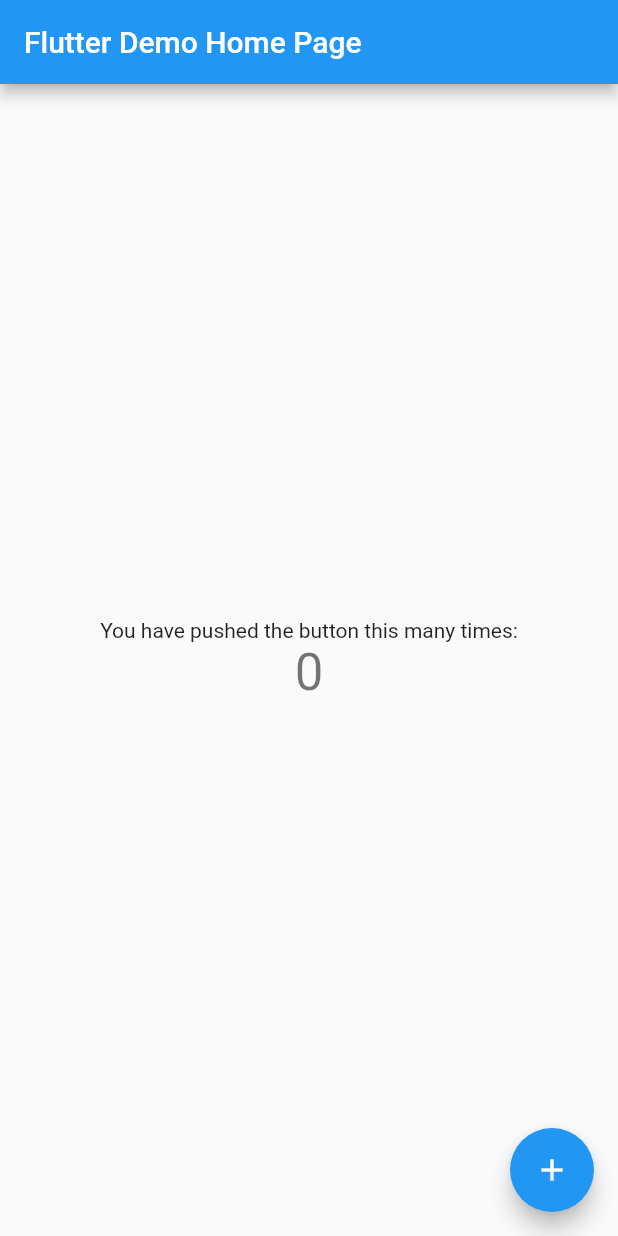
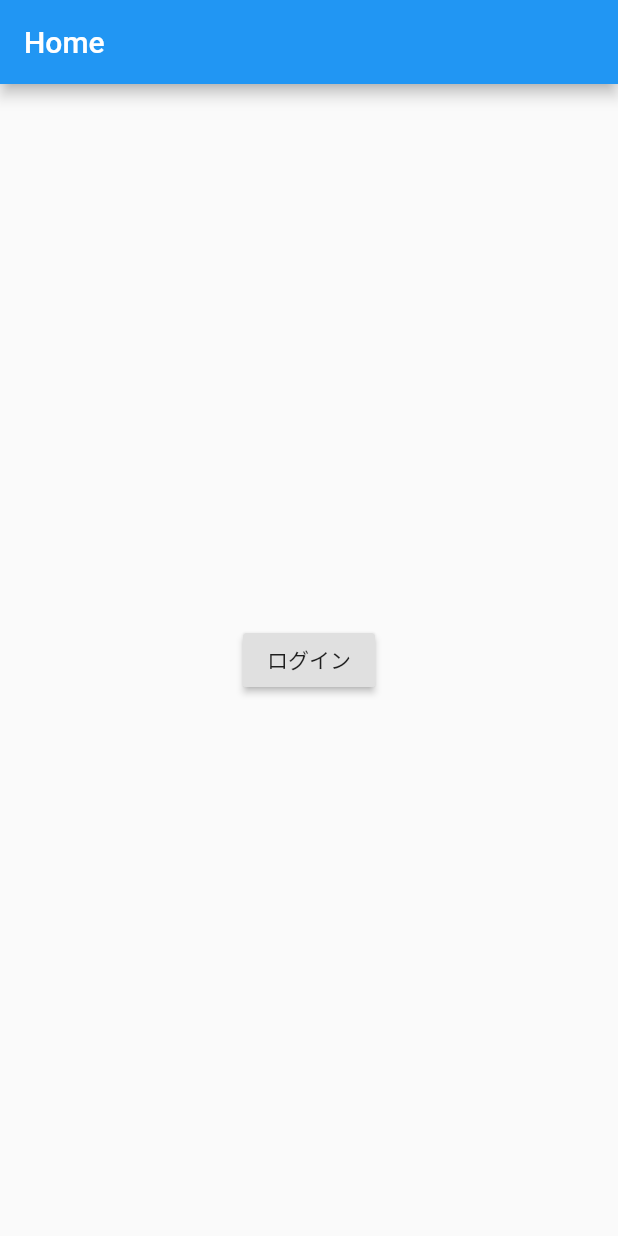
Before and after one commit to mh-mobile/event_follow_mobile, a Flutter app: the screen it shows after launch, on a phone screen of 412 x 824 dp. Run offline on Flutter 3.47's test engine with Material 2 defaults, Android fonts, the phone set to English and light mode, and no system bars.

Commit message:
主要画面と画面遷移の追加

```diff
--- a/lib/main.dart
+++ b/lib/main.dart
@@ -1,4 +1,6 @@
 import 'package:flutter/material.dart';
+
+import 'ui/home.dart';
 
 void main() {
   runApp(MyApp());
@@ -11,103 +13,9 @@
     return MaterialApp(
       title: 'Flutter Demo',
       theme: ThemeData(
-        // This is the theme of your application.
-        //
-        // Try running your application with "flutter run". You'll see the
-        // application has a blue toolbar. Then, without quitting the app, try
-        // changing the primarySwatch below to Colors.green and then invoke
-        // "hot reload" (press "r" in the console where you ran "flutter run",
-        // or simply save your changes to "hot reload" in a Flutter IDE).
-        // Notice that the counter didn't reset back to zero; the application
-        // is not restarted.
         primarySwatch: Colors.blue,
       ),
-      home: MyHomePage(title: 'Flutter Demo Home Page'),
+      home: Home(),
     );
   }
 }
-
-class MyHomePage extends StatefulWidget {
-  MyHomePage({Key? key, this.title}) : super(key: key);
-
-  // This widget is the home page of your application. It is stateful, meaning
-  // that it has a State object (defined below) that contains fields that affect
-  // how it looks.
-
-  // This class is the configuration for the state. It holds the values (in this
-  // case the title) provided by the parent (in this case the App widget) and
-  // used by the build method of the State. Fields in a Widget subclass are
-  // always marked "final".
-
-  final String? title;
-
-  @override
-  _MyHomePageState createState() => _MyHomePageState();
-}
-
-class _MyHomePageState extends State<MyHomePage> {
-  int _counter = 0;
-
-  void _incrementCounter() {
-    setState(() {
-      // This call to setState tells the Flutter framework that something has
-      // changed in this State, which causes it to rerun the build method below
-      // so that the display can reflect the updated values. If we changed
-      // _counter without calling setState(), then the build method would not be
-      // called again, and so nothing would appear to happen.
-      _counter++;
-    });
-  }
-
-  @override
-  Widget build(BuildContext context) {
-    // This method is rerun every time setState is called, for instance as done
-    // by the _incrementCounter method above.
-    //
-    // The Flutter framework has been optimized to make rerunning build methods
-    // fast, so that you can just rebuild anything that needs updating rather
-    // than having to individually change instances of widgets.
-    return Scaffold(
-      appBar: AppBar(
-        // Here we take the value from the MyHomePage object that was created by
-        // the App.build method, and use it to set our appbar title.
-        title: Text(widget.title!),
-      ),
-      body: Center(
-        // Center is a layout widget. It takes a single child and positions it
-        // in the middle of the parent.
-        child: Column(
-          // Column is also a layout widget. It takes a list of children and
-          // arranges them vertically. By default, it sizes itself to fit its
-          // children horizontally, and tries to be as tall as its parent.
-          //
-          // Invoke "debug painting" (press "p" in the console, choose the
-          // "Toggle Debug Paint" action from the Flutter Inspector in Android
-          // Studio, or the "Toggle Debug Paint" command in Visual Studio Code)
-          // to see the wireframe for each widget.
-          //
-          // Column has various properties to control how it sizes itself and
-          // how it positions its children. Here we use mainAxisAlignment to
-          // center the children vertically; the main axis here is the vertical
-          // axis because Columns are vertical (the cross axis would be
-          // horizontal).
-          mainAxisAlignment: MainAxisAlignment.center,
-          children: <Widget>[
-            Text(
-              'You have pushed the button this many times:',
-            ),
-            Text(
-              '$_counter',
-              style: Theme.of(context).textTheme.headline4,
-            ),
-          ],
-        ),
-      ),
-      floatingActionButton: FloatingActionButton(
-        onPressed: _incrementCounter,
-        tooltip: 'Increment',
-        child: Icon(Icons.add),
-      ), // This trailing comma makes auto-formatting nicer for build methods.
-    );
-  }
-}
--- /dev/null
+++ b/lib/ui/home.dart
@@ -0,0 +1,26 @@
+import 'package:flutter/cupertino.dart';
+import 'package:flutter/material.dart';
+
+import 'event_list.dart';
+
+class Home extends StatelessWidget {
+  @override
+  Widget build(BuildContext context) {
+    return Scaffold(
+      appBar: AppBar(title: const Text("Home"),),
+      body: Center(
+        child: RaisedButton(
+          child: const Text("ログイン"),
+          onPressed: () {
+            Navigator.pushReplacement(
+              context,
+              MaterialPageRoute(builder: (context) {
+                return EventList();
+              })
+            );
+          },
+        ),
+      ),
+    );
+  }
+}
```
Also changed, not shown: lib/ui/event_list.dart (added, +49 -0 lines), lib/ui/settings.dart (added, +16 -0 lines).
